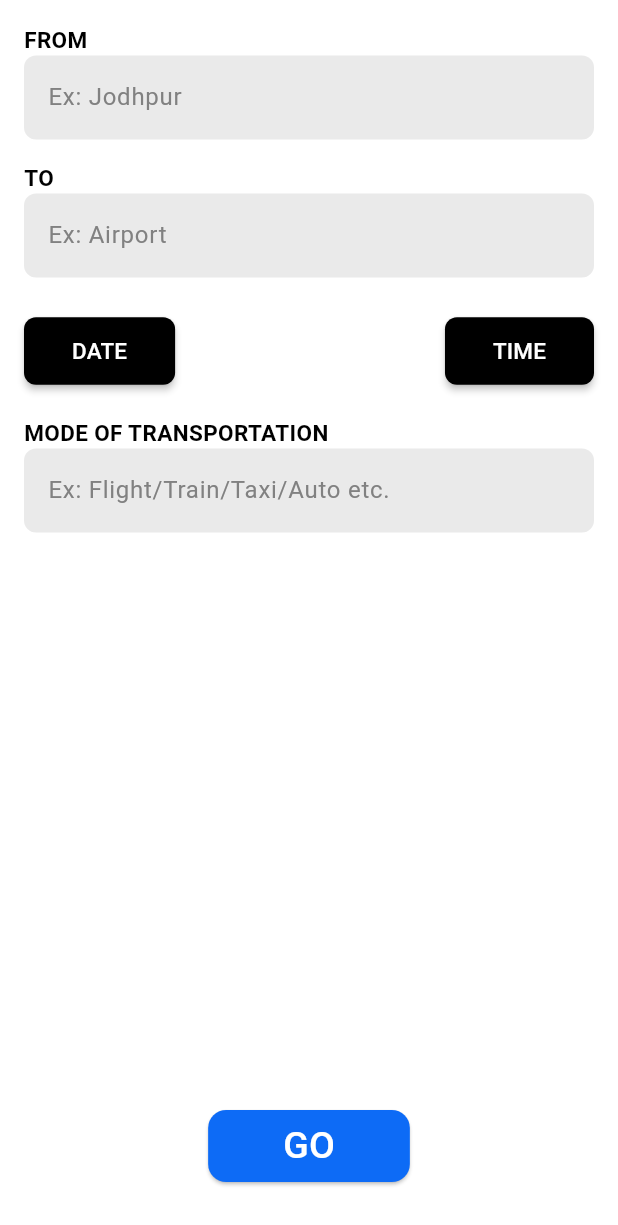
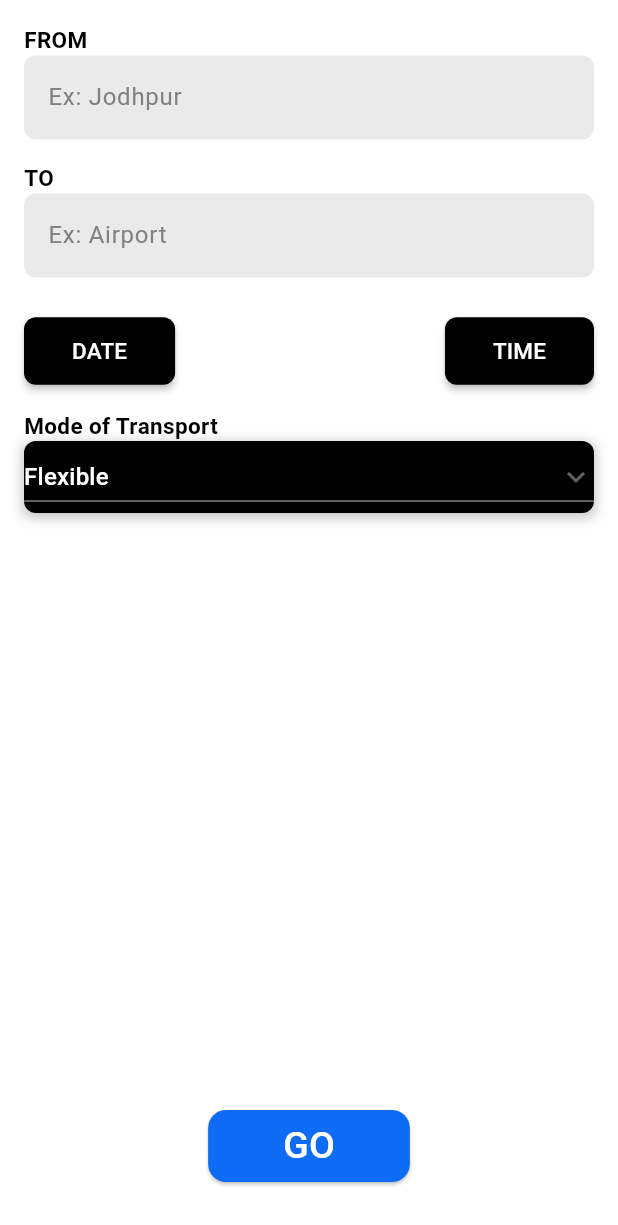
Before and after one commit to Asharma538/travel_companion, a Flutter app: the SearchPage screen opened directly, on a phone screen of 412 x 824 dp. Shown: the top 1225 px of the screen. Run offline on Flutter 3.47's test engine with Material 3 defaults, Android fonts, the light colour scheme and no system bars; our stand-ins replace cloud_firestore, firebase_auth, firebase_core, flutter_profile_picture, google_nav_bar, intl_phone_number_input and 1 more; accounts and stored records are empty.

Commit message:
view post, create post, and search page UI update

```diff
--- a/lib/pages/requests.dart
+++ b/lib/pages/requests.dart
@@ -110,7 +110,10 @@ class _RequestsState extends State<Requests> {
                       return Center(child: Text('Error: ${snapshot.error}'));
                     }
                     List<dynamic> requests = [];
+
                     if (snapshot.data!.exists) requests = snapshot.data?.get('requests');
+                    print(requests);
+
                     return ListView.builder(
                       itemCount: requests.length,
                       itemBuilder: (context, index){
--- a/lib/pages/search.dart
+++ b/lib/pages/search.dart
@@ -37,6 +37,7 @@ class SearchPage extends StatefulWidget {
 class _SearchPageState extends State<SearchPage> {
   DateTime? selectedDate;
   TimeOfDay? selectedTime;
+  String dropdownValue = 'Flexible';
 
   TextEditingController fromLocationController = TextEditingController();
   TextEditingController toLocationController = TextEditingController();
@@ -163,33 +164,56 @@ class _SearchPageState extends State<SearchPage> {
                 ),
               ],
             ),
-            const SizedBox(height: 20),
+            const SizedBox(height: 15),
             const Text(
-              "MODE OF TRANSPORTATION",
+              "Mode of Transport",
               style: TextStyle(
                 color: Colors.black,
                 fontSize: 15.0,
                 fontWeight: FontWeight.bold,
               ),
             ),
-            TextField(
-              controller: modeOfTransportController,
-              style: const TextStyle(
-                color: primaryTextColor,
-              ),
-              decoration: InputDecoration(
-                filled: true,
-                fillColor: textFieldBackgroundColor,
-                border: OutlineInputBorder(
-                  borderRadius: BorderRadius.circular(8.0),
-                  borderSide: BorderSide.none,
+            Row(
+              children: [
+                Expanded(
+                  child: Container(
+                    decoration: BoxDecoration(
+                      color: secondaryColor,
+                      borderRadius: BorderRadius.circular(8.0),
+                      boxShadow: [
+                        BoxShadow(
+                          color: Colors.grey.withOpacity(0.5),
+                          spreadRadius: 2,
+                          blurRadius: 5,
+                          offset: const Offset(0, 2),
+                        ),
+                      ],
+                    ),
+                    child: DropdownButton(
+                      value: dropdownValue,
+                      icon: const Icon(Icons.keyboard_arrow_down),
+                      isExpanded: true,
+                      items: ['Flexible', 'Flight', 'Train','Taxi','Bus'].map((item) {
+                        return DropdownMenuItem(
+                          value: item,
+                          child: Text(
+                            item,
+                            style: const TextStyle(color: Colors.white),
+                          ),
+                        );
+                      }).toList(),
+                      onChanged: (String? newValue) {
+                        setState(() {
+                          dropdownValue = newValue!;
+                        });
+                      },
+                      dropdownColor: secondaryColor,
+                    ),
+                  ),
                 ),
-                hintText: "Ex: Flight/Train/Taxi/Auto etc.",
-                hintStyle: const TextStyle(
-                  color: placeholderTextColor,
-                ),
-              ),
+              ],
             ),
+
             const Expanded(child: SizedBox()),
             Container(
               margin: const EdgeInsets.fromLTRB(0, 10, 0, 20),
```
Also changed, not shown: lib/pages/create_post_page.dart (+40 -20 lines), lib/pages/view_post.dart (+210 -119 lines).
